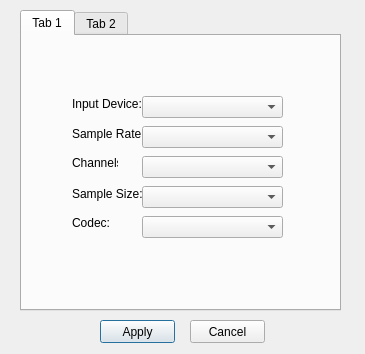
Before: the Qt Designer form Speaker/settings.ui in Ernyoke/Allamvizsga, drawn with Qt 5.
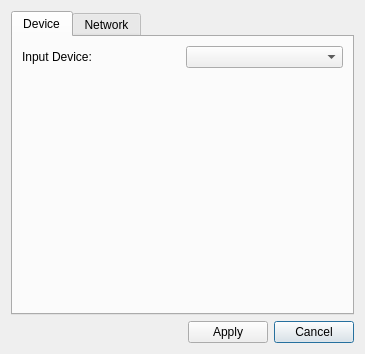
After: the same form once the commit is applied.

Commit message:
GetChannelList added(needs tests!!!)
Other changes(SharedPointers)

Patch:
```diff
--- a/Speaker/settings.ui
+++ b/Speaker/settings.ui
@@ -13,170 +13,102 @@
   <property name="windowTitle">
    <string>Dialog</string>
   </property>
-  <widget class="QTabWidget" name="tabWidget">
-   <property name="geometry">
-    <rect>
-     <x>20</x>
-     <y>10</y>
-     <width>321</width>
-     <height>301</height>
-    </rect>
-   </property>
-   <property name="currentIndex">
-    <number>0</number>
-   </property>
-   <widget class="QWidget" name="tab">
-    <attribute name="title">
-     <string>Tab 1</string>
-    </attribute>
-    <widget class="QLabel" name="label">
-     <property name="geometry">
-      <rect>
-       <x>50</x>
-       <y>90</y>
-       <width>71</width>
-       <height>16</height>
-      </rect>
+  <layout class="QGridLayout" name="gridLayout">
+   <item row="1" column="0">
+    <spacer name="horizontalSpacer">
+     <property name="orientation">
+      <enum>Qt::Horizontal</enum>
      </property>
-     <property name="text">
-      <string>Sample Rate:</string>
+     <property name="sizeHint" stdset="0">
+      <size>
+       <width>40</width>
+       <height>20</height>
+      </size>
      </property>
-    </widget>
-    <widget class="QLabel" name="label_2">
-     <property name="geometry">
-      <rect>
-       <x>50</x>
-       <y>120</y>
-       <width>46</width>
-       <height>13</height>
-      </rect>
-     </property>
+    </spacer>
+   </item>
+   <item row="1" column="2">
+    <widget class="QPushButton" name="cancelButton">
      <property name="text">
-      <string>Channels:</string>
+      <string>Cancel</string>
      </property>
     </widget>
-    <widget class="QLabel" name="label_3">
-     <property name="geometry">
-      <rect>
-       <x>50</x>
-       <y>150</y>
-       <width>71</width>
-       <height>16</height>
-      </rect>
-     </property>
+   </item>
+   <item row="1" column="1">
+    <widget class="QPushButton" name="applyButton">
      <property name="text">
-      <string>Sample Size:</string>
+      <string>Apply</string>
      </property>
     </widget>
-    <widget class="QLabel" name="label_4">
-     <property name="geometry">
-      <rect>
-       <x>50</x>
-       <y>180</y>
-       <width>46</width>
-       <height>13</height>
-      </rect>
+   </item>
+   <item row="0" column="0" colspan="3">
+    <widget class="QTabWidget" name="tabWidget">
+     <property name="currentIndex">
+      <number>0</number>
      </property>
-     <property name="text">
-      <string>Codec:</string>
-     </property>
+     <widget class="QWidget" name="tab">
+      <attribute name="title">
+       <string>Device</string>
+      </attribute>
+      <layout class="QGridLayout" name="gridLayout_3">
+       <item row="0" column="1">
+        <widget class="QComboBox" name="deviceBox"/>
+       </item>
+       <item row="0" column="0">
+        <widget class="QLabel" name="label_5">
+         <property name="text">
+          <string>Input Device:</string>
+         </property>
+        </widget>
+       </item>
+       <item row="1" column="0" colspan="2">
+        <spacer name="verticalSpacer_2">
+         <property name="orientation">
+          <enum>Qt::Vertical</enum>
+         </property>
+         <property name="sizeHint" stdset="0">
+          <size>
+           <width>20</width>
+           <height>40</height>
+          </size>
+         </property>
+        </spacer>
+       </item>
+      </layout>
+     </widget>
+     <widget class="QWidget" name="tab_2">
+      <attribute name="title">
+       <string>Network</string>
+      </attribute>
+      <layout class="QGridLayout" name="gridLayout_2">
+       <item row="1" column="0" colspan="2">
+        <spacer name="verticalSpacer">
+         <property name="orientation">
+          <enum>Qt::Vertical</enum>
+         </property>
+         <property name="sizeHint" stdset="0">
+          <size>
+           <width>20</width>
+           <height>40</height>
+          </size>
+         </property>
+        </spacer>
+       </item>
+       <item row="0" column="1">
+        <widget class="QLineEdit" name="lineEdit"/>
+       </item>
+       <item row="0" column="0">
+        <widget class="QLabel" name="label">
+         <property name="text">
+          <string>Server Address:</string>
+         </property>
+        </widget>
+       </item>
+      </layout>
+     </widget>
     </widget>
-    <widget class="QComboBox" name="sampleRateBox">
-     <property name="geometry">
-      <rect>
-       <x>120</x>
-       <y>90</y>
-       <width>141</width>
-       <height>22</height>
-      </rect>
-     </property>
-    </widget>
-    <widget class="QComboBox" name="channelBox">
-     <property name="geometry">
-      <rect>
-       <x>120</x>
-       <y>120</y>
-       <width>141</width>
-       <height>22</height>
-      </rect>
-     </property>
-    </widget>
-    <widget class="QComboBox" name="sampleSizeBox">
-     <property name="geometry">
-      <rect>
-       <x>120</x>
-       <y>150</y>
-       <width>141</width>
-       <height>22</height>
-      </rect>
-     </property>
-    </widget>
-    <widget class="QComboBox" name="codecBox_2">
-     <property name="geometry">
-      <rect>
-       <x>120</x>
-       <y>180</y>
-       <width>141</width>
-       <height>22</height>
-      </rect>
-     </property>
-    </widget>
-    <widget class="QComboBox" name="deviceBox">
-     <property name="geometry">
-      <rect>
-       <x>120</x>
-       <y>60</y>
-       <width>141</width>
-       <height>22</height>
-      </rect>
-     </property>
-    </widget>
-    <widget class="QLabel" name="label_5">
-     <property name="geometry">
-      <rect>
-       <x>50</x>
-       <y>60</y>
-       <width>71</width>
-       <height>16</height>
-      </rect>
-     </property>
-     <property name="text">
-      <string>Input Device:</string>
-     </property>
-    </widget>
-   </widget>
-   <widget class="QWidget" name="tab_2">
-    <attribute name="title">
-     <string>Tab 2</string>
-    </attribute>
-   </widget>
-  </widget>
-  <widget class="QPushButton" name="applyButton">
-   <property name="geometry">
-    <rect>
-     <x>100</x>
-     <y>320</y>
-     <width>75</width>
-     <height>23</height>
-    </rect>
-   </property>
-   <property name="text">
-    <string>Apply</string>
-   </property>
-  </widget>
-  <widget class="QPushButton" name="cancelButton">
-   <property name="geometry">
-    <rect>
-     <x>190</x>
-     <y>320</y>
-     <width>75</width>
-     <height>23</height>
-    </rect>
-   </property>
-   <property name="text">
-    <string>Cancel</string>
-   </property>
-  </widget>
+   </item>
+  </layout>
  </widget>
  <resources/>
  <connections/>
```
The commit also changes 72 other files.
